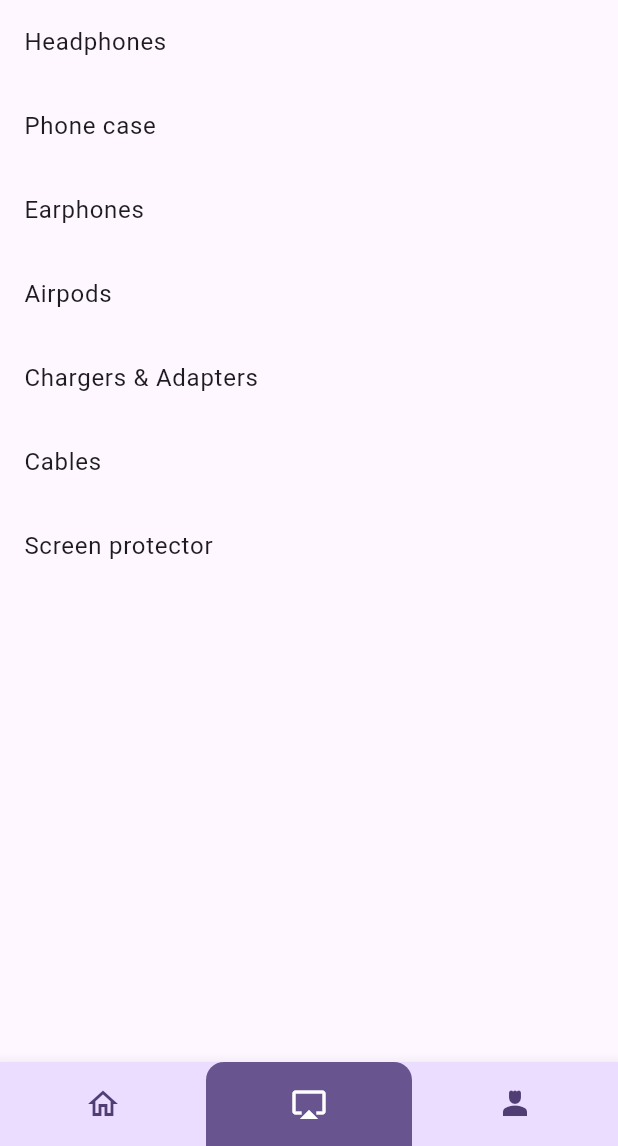
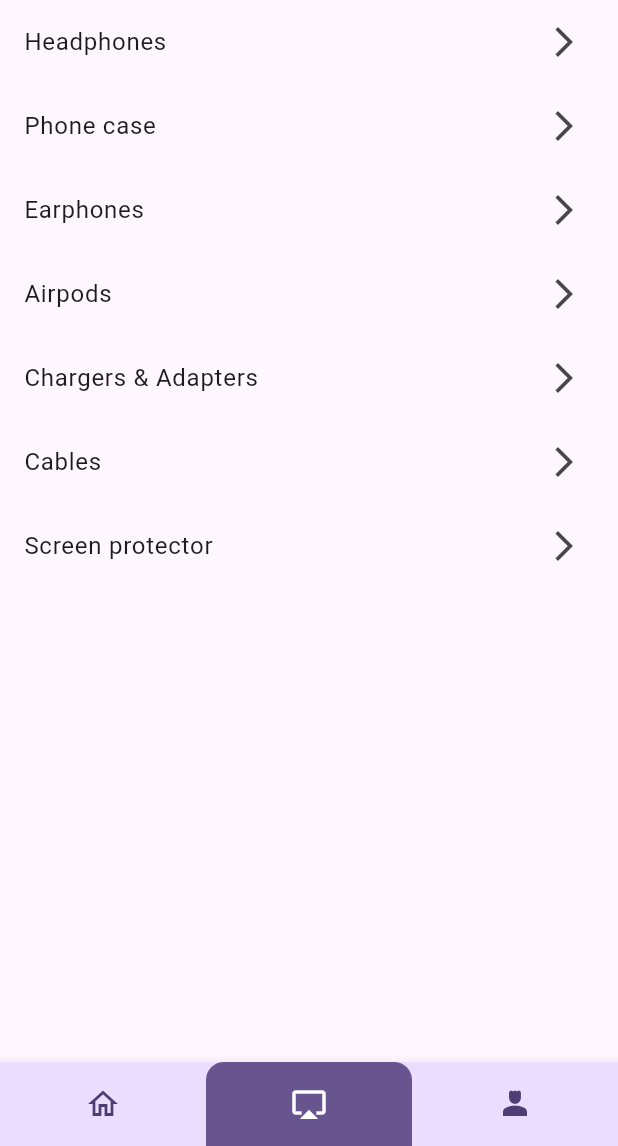
Before and after one commit to Mohammad-Safayet/go-router-prac, a Flutter app: the ProductsView screen opened by its route, on a phone screen of 412 x 824 dp, the part 90-1236 px from its top. Run offline on Flutter 3.47's test engine with Material 2 defaults, Android fonts, the phone set to English and light mode, and no system bars; our stand-ins replace go_router.

Commit message:
added forward icon

```diff
--- a/lib/views/products_view.dart
+++ b/lib/views/products_view.dart
@@ -23,6 +23,9 @@
         itemBuilder: (context, index) {
           return ListTile(
             title: Text(products[index]),
+            trailing: const Icon(
+              Icons.arrow_forward_ios_outlined,
+            ),
             onTap: () {
               context.push(
                 "/products_page/${products[index]}",
```
